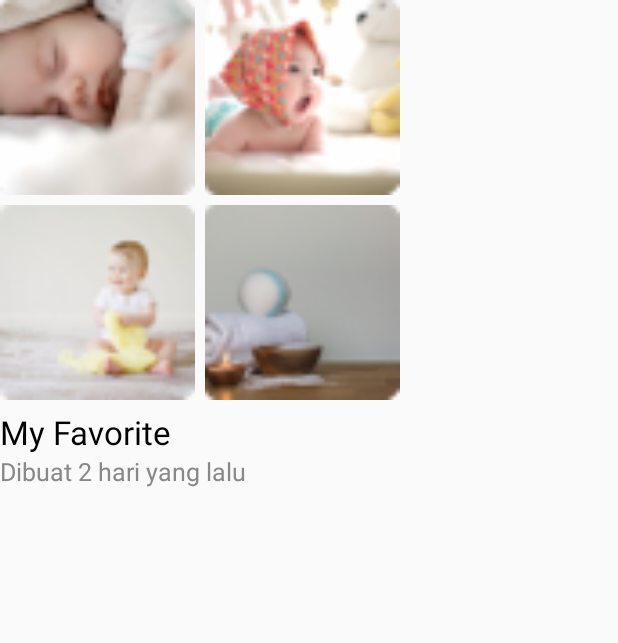
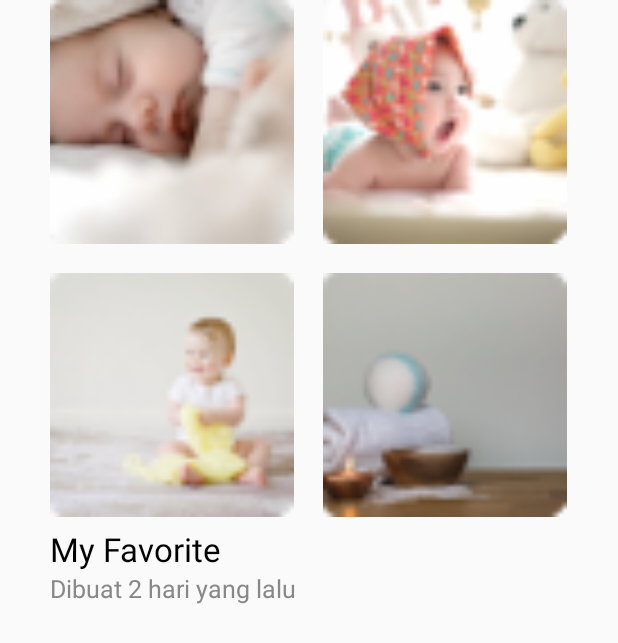
Before and after one commit to nurcahya2442/ForMoms_v2, an Android app: the layout item_list_memories.xml on its own in the app's theme, with its tools: preview values and no code run, on a phone screen of 412 x 824 dp. Shown: the top 643 px of the screen. Run offline under Robolectric (Android 15) with nearby library versions, the phone set to English and light mode, and no system bars.

Commit message:
update layout memories

```diff
--- a/app/src/main/res/layout/item_list_memories.xml
+++ b/app/src/main/res/layout/item_list_memories.xml
@@ -1,46 +1,53 @@
 <?xml version="1.0" encoding="utf-8"?>
 <RelativeLayout xmlns:android="http://schemas.android.com/apk/res/android"
+    android:layout_width="match_parent"
+    android:layout_height="wrap_content"
+    android:layout_marginBottom="@dimen/_20sdp">
+
+    <RelativeLayout
         android:layout_width="wrap_content"
-    android:layout_height="wrap_content">
+        android:layout_height="wrap_content"
+        android:layout_centerHorizontal="true">
+
         <GridLayout
             android:id="@+id/gridLayout"
-        android:layout_width="match_parent"
+            android:layout_width="wrap_content"
             android:layout_height="wrap_content"
             android:rowCount="2"
             android:columnCount="2">
 
             <ImageView
-            android:id="@+id/ivBayi1"
-            android:layout_width="@dimen/_100sdp"
-            android:layout_height="@dimen/_100sdp"
+                android:id="@+id/ivPic1"
+                android:layout_width="@dimen/_125sdp"
+                android:layout_height="@dimen/_125sdp"
                 android:src="@drawable/bayi_1"/>
 
             <ImageView
-            android:id="@+id/ivBayi2"
-            android:layout_width="@dimen/_100sdp"
-            android:layout_height="@dimen/_100sdp"
+                android:id="@+id/ivPic2"
+                android:layout_width="@dimen/_125sdp"
+                android:layout_height="@dimen/_125sdp"
                 android:src="@drawable/bayi_2"
-            android:layout_marginStart="@dimen/_5sdp"/>
+                android:layout_marginStart="@dimen/_15sdp"/>
 
             <ImageView
-            android:id="@+id/ivBayi3"
-            android:layout_width="@dimen/_100sdp"
-            android:layout_height="@dimen/_100sdp"
+                android:id="@+id/ivPic3"
+                android:layout_width="@dimen/_125sdp"
+                android:layout_height="@dimen/_125sdp"
                 android:src="@drawable/bayi_3"
-            android:layout_marginTop="@dimen/_5sdp"/>
+                android:layout_marginTop="@dimen/_15sdp"/>
 
             <ImageView
-            android:id="@+id/ivBayi4"
-            android:layout_width="@dimen/_100sdp"
-            android:layout_height="@dimen/_100sdp"
+                android:id="@+id/ivPic4"
+                android:layout_width="@dimen/_125sdp"
+                android:layout_height="@dimen/_125sdp"
                 android:src="@drawable/bayi_4"
-            android:layout_marginTop="@dimen/_5sdp"
-            android:layout_marginStart="@dimen/_5sdp"/>
+                android:layout_marginTop="@dimen/_15sdp"
+                android:layout_marginStart="@dimen/_15sdp"/>
 
         </GridLayout>
 
         <TextView
-        android:id="@+id/tvMyFav"
+            android:id="@+id/tvAlbumName"
             android:layout_width="wrap_content"
             android:layout_height="wrap_content"
             android:text="@string/tv_my_favorite"
@@ -50,12 +57,14 @@
             android:layout_marginTop="@dimen/_5sdp"/>
 
         <TextView
-        android:id="@+id/tvTimeFav"
+            android:id="@+id/tvCreatedAt"
             android:layout_width="wrap_content"
             android:layout_height="wrap_content"
             android:text="@string/tv_time2"
-        android:layout_below="@id/tvMyFav"
+            android:layout_below="@id/tvAlbumName"
             android:textSize="@dimen/_13ssp"
             android:textColor="#888888"/>
 
     </RelativeLayout>
+
+</RelativeLayout>
```
Also changed, not shown: app/src/main/java/com/example/formoms_v2/adapter/MemoriesAdapter.java (added, +69 -0 lines), app/src/main/java/com/example/formoms_v2/ui/MemoriesActivity.java (added, +81 -0 lines), app/src/main/res/layout/activity_memories.xml (+41 -9 lines). Lines whose indentation alone changed are shown as unchanged.
